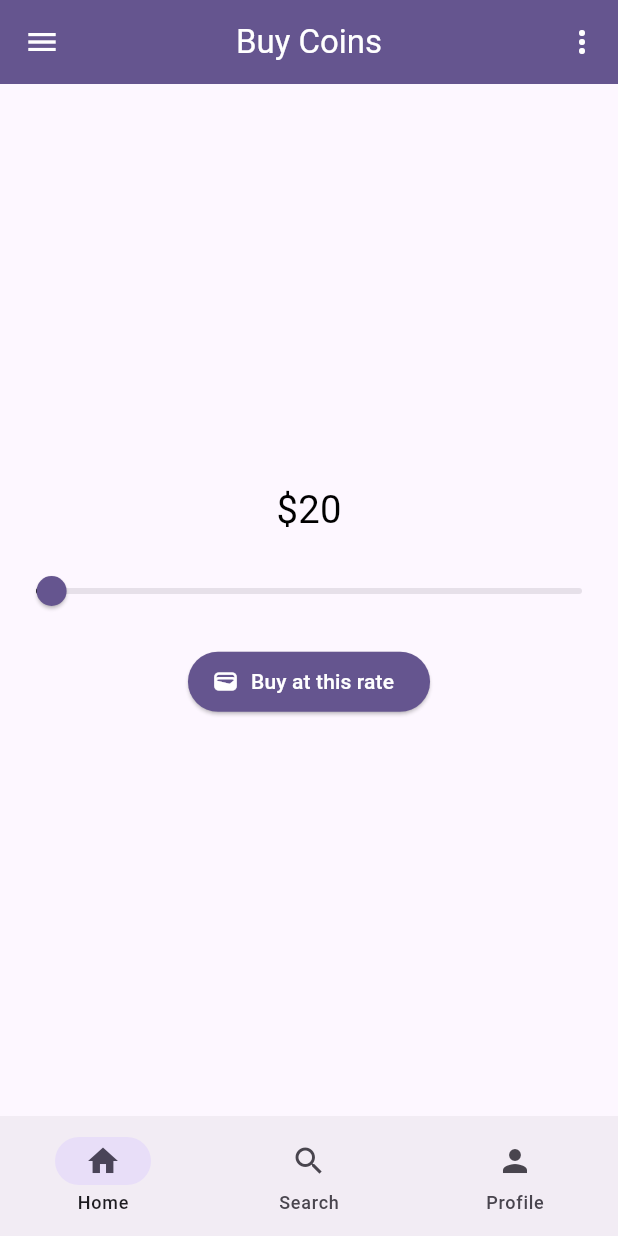
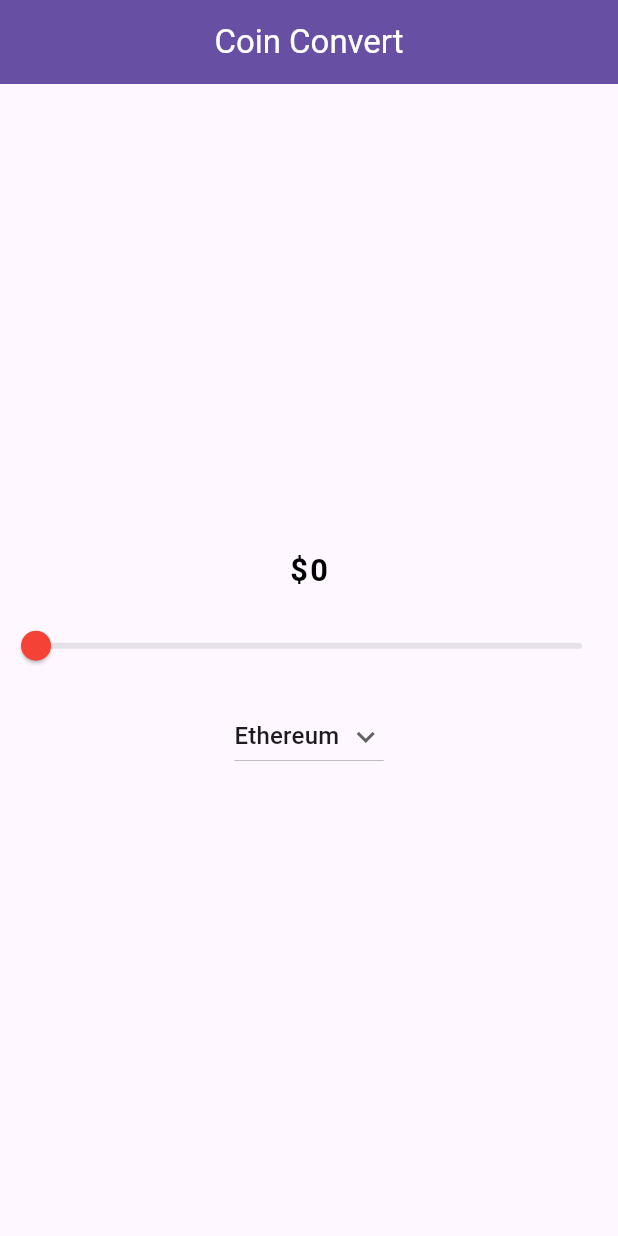
Before and after one commit to MadeByShedrack/CoinConvert, a Flutter app: the screen it shows after launch, on a phone screen of 412 x 824 dp. Run offline on Flutter 3.47's test engine with Material 2 defaults, Android fonts, the phone set to English and light mode, and no system bars.

Commit message:
updated the files

```diff
--- a/lib/coin_page.dart
+++ /dev/null
@@ -1,93 +0,0 @@
-import 'package:flutter/material.dart';
-
-class CoinPage extends StatefulWidget {
-  const CoinPage({super.key});
-
-  @override
-  State<CoinPage> createState() => _CoinPageState();
-}
-
-class _CoinPageState extends State<CoinPage> {
-  late double _mySliderValue = 20;
-  @override
-  Widget build(BuildContext context) {
-    return Scaffold(
-      appBar: AppBar(
-        title: const Text(
-          "Buy Coins",
-          style: TextStyle(
-            color: Colors.white,
-          ),
-        ),
-        centerTitle: true,
-        automaticallyImplyLeading: false,
-        backgroundColor: Theme.of(context).colorScheme.primary,
-        leading: IconButton(
-          onPressed: () {},
-          icon: const Icon(Icons.menu),
-          color: Colors.white,
-        ),
-        actions: [
-          IconButton(
-            onPressed: () {},
-            icon: const Icon(Icons.more_vert),
-            color: Colors.white,
-          ),
-        ],
-      ),
-      body: Center(
-        child: Column(
-          mainAxisAlignment: MainAxisAlignment.center,
-          children: [
-            Text(
-              "\$${_mySliderValue.round()}",
-              style: const TextStyle(
-                color: Colors.black,
-                fontSize: 25.5,
-              ),
-            ),
-            const SizedBox(height: 12.5),
-            Slider(
-              min: 0.0,
-              max: 700.0,
-              thumbColor: Theme.of(context).colorScheme.primary,
-              activeColor: Colors.black,
-              value: _mySliderValue,
-              onChanged: (value) {
-                setState(() {
-                  _mySliderValue = value;
-                });
-              },
-            ),
-            const SizedBox(height: 12.5),
-            ElevatedButton.icon(
-              onPressed: () {},
-              icon: const Icon(Icons.wallet),
-              label: const Text("Buy at this rate"),
-              style: ElevatedButton.styleFrom(
-                foregroundColor: Colors.white,
-                backgroundColor: Theme.of(context).colorScheme.primary,
-              ),
-            ),
-          ],
-        ),
-      ),
-      bottomNavigationBar: NavigationBar(
-        destinations: const [
-          NavigationDestination(
-            icon: Icon(Icons.home),
-            label: "Home",
-          ),
-          NavigationDestination(
-            icon: Icon(Icons.search),
-            label: "Search",
-          ),
-          NavigationDestination(
-            icon: Icon(Icons.person),
-            label: "Profile",
-          ),
-        ],
-      ),
-    );
-  }
-}
--- a/lib/main.dart
+++ b/lib/main.dart
@@ -1,9 +1,10 @@
+// ignore_for_file: prefer_const_constructors
+
+import 'package:coin_convert/screens/coin_screen.dart';
 import 'package:flutter/material.dart';
 
-import 'coin_page.dart';
-
 void main() {
-  runApp(const CoinConvert());
+  runApp(CoinConvert());
 }
 
 class CoinConvert extends StatelessWidget {
@@ -12,16 +13,13 @@ class CoinConvert extends StatelessWidget {
   @override
   Widget build(BuildContext context) {
     return MaterialApp(
-      title: "Buy Coins",
+      title: "Coin Convert",
       debugShowCheckedModeBanner: false,
       theme: ThemeData(
         useMaterial3: true,
         visualDensity: VisualDensity.adaptivePlatformDensity,
-        colorScheme: ColorScheme.fromSeed(
-          seedColor: Colors.deepPurpleAccent.shade700,
-        ),
       ),
-      home: const CoinPage(),
+      home: CoinScreen(),
     );
   }
 }
--- /dev/null
+++ b/lib/screens/coin_screen.dart
@@ -0,0 +1,87 @@
+// ignore_for_file: prefer_const_constructors, prefer_const_literals_to_create_immutables
+
+import 'package:flutter/material.dart';
+
+class CoinScreen extends StatefulWidget {
+  const CoinScreen({super.key});
+
+  @override
+  State<CoinScreen> createState() => _CoinScreenState();
+}
+
+class _CoinScreenState extends State<CoinScreen> {
+  late double _cryptoAmount = 0;
+  String dropDownItem = "Ethereum";
+  var chains = [
+    "Ethereum",
+    "Bitcoin",
+    "Solana",
+    "BNB",
+    "EOS",
+    "Avalanche",
+    "Litecoin",
+    "Monero",
+  ];
+  @override
+  Widget build(BuildContext context) {
+    return Scaffold(
+      appBar: AppBar(
+        title: Text(
+          "Coin Convert",
+          style: TextStyle(
+            color: Colors.white,
+          ),
+        ),
+        centerTitle: true,
+        automaticallyImplyLeading: false,
+        backgroundColor: Theme.of(context).colorScheme.primary,
+        elevation: 1.5,
+      ),
+      body: Center(
+        child: Column(
+          mainAxisAlignment: MainAxisAlignment.center,
+          children: [
+            Text(
+              "\$${_cryptoAmount.round()}",
+              style: TextStyle(
+                color: Colors.black,
+                fontSize: 20.5,
+                letterSpacing: 1.5,
+                fontWeight: FontWeight.bold,
+              ),
+            ),
+            SizedBox(height: 12.5),
+            Slider(
+              min: 0.0,
+              max: 850.0,
+              value: _cryptoAmount,
+              activeColor: Colors.black,
+              thumbColor: Colors.red,
+              onChanged: (value) {
+                setState(() {
+                  _cryptoAmount = value;
+                });
+              },
+            ),
+            SizedBox(height: 12.5),
+            DropdownButton(
+              value: dropDownItem,
+              icon: Icon(Icons.keyboard_arrow_down),
+              items: chains.map((String items) {
+                return DropdownMenuItem(
+                  value: items,
+                  child: Text(items),
+                );
+              }).toList(),
+              onChanged: (String? newValue) {
+                setState(() {
+                  dropDownItem = newValue!;
+                });
+              },
+            ),
+          ],
+        ),
+      ),
+    );
+  }
+}
```
Also changed, not shown: 1 other file.
